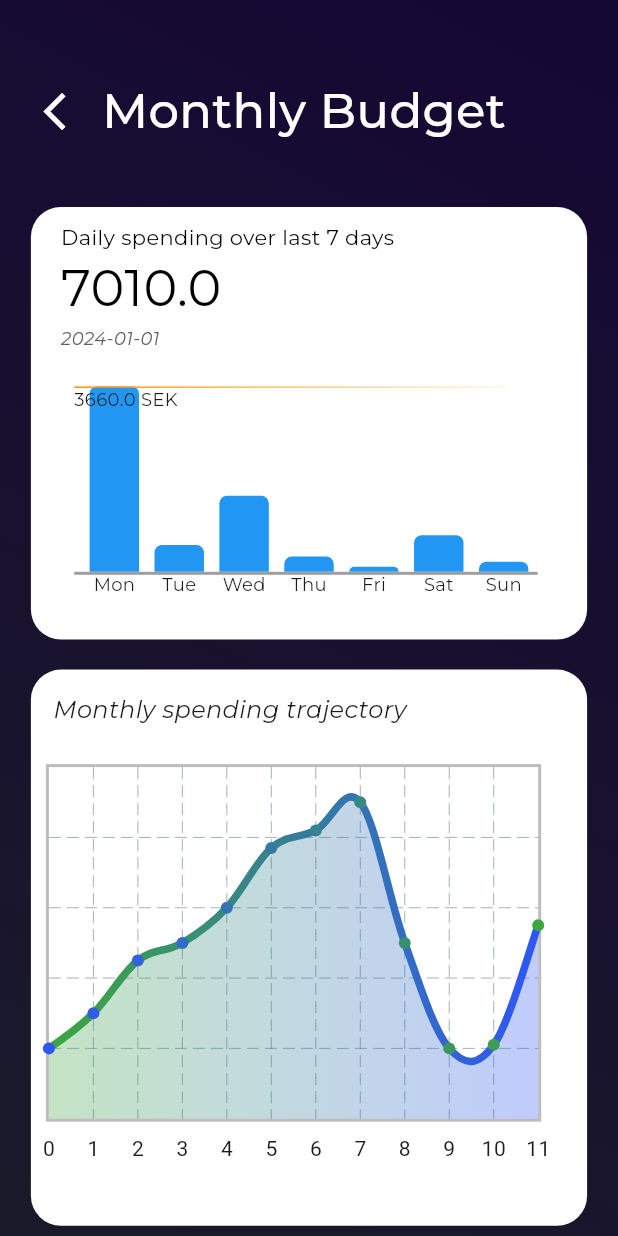
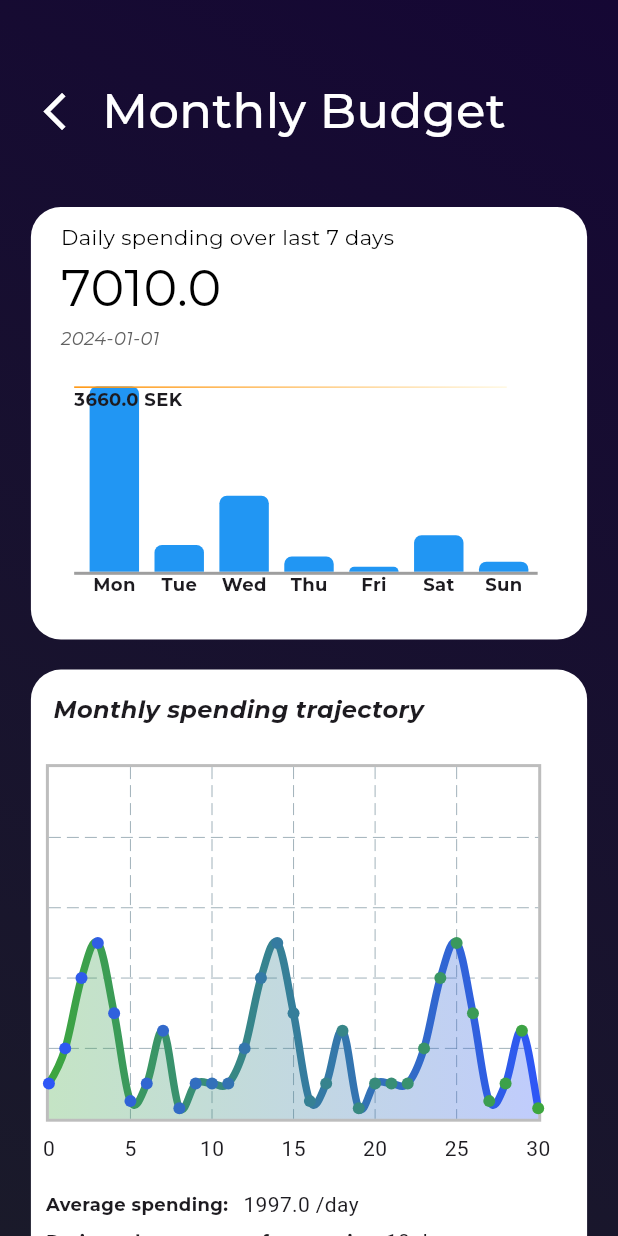
Before and after one commit to xMadKing/smartspend, a Flutter app: the MonthlyBudgetPage screen opened directly, on a phone screen of 412 x 824 dp. Run offline on Flutter 3.47's test engine with Material 3 defaults, Android fonts, the phone set to English and light mode, and no system bars; drawn by our look-alikes of fl_chart; our stand-ins replace pie_chart; missing offline and left inert: encrypt; project files that could hold a hidden picture were left out.

```diff
--- a/lib/pages/homepage.dart
+++ b/lib/pages/homepage.dart
@@ -206,24 +206,28 @@ class _HomePageState extends State<HomePage>{
                           color: Colors.green,
                           bgColor: Colors.white,
                           number: 4000,
+                          limit: 3500,
                         ),
                         CategoryWidget(
                           name: "Entertainment",
                           color: Colors.orange,
                           bgColor: Colors.white,
                           number: 2400,
+                          limit: 3000,
                         ),
                         CategoryWidget(
                           name: "Transportation",
                           color: Colors.blue,
                           bgColor: Colors.white,
                           number: 3344,
+                          limit: 3000,
                         ),
                         CategoryWidget(
                           name: "Medical",
                           color: Colors.green,
                           bgColor: Colors.white,
                           number: 599,
+                          limit: 1000,
                         )
                       ],
                     ),
--- a/lib/pages/monthlybudgetpage.dart
+++ b/lib/pages/monthlybudgetpage.dart
@@ -83,15 +83,37 @@ class MonthlyBudgetPage extends StatelessWidget{
                   children: [
                     TrajectoryData(
                        data: [
-                          FlSpot(0, 1),
-                          FlSpot(1, 3),
-                          FlSpot(2, 10),
-                          FlSpot(3, 7),
-                          FlSpot(4, 12),
-                          FlSpot(5, 13),
-                          FlSpot(6, 17),
-                          FlSpot(7, 15),
-                          FlSpot(8, 20),
+                          FlSpot(0, 1000),
+                          FlSpot(1, 2000),
+                          FlSpot(2, 4000),
+                          FlSpot(3, 5000),
+                          FlSpot(4, 3000),
+                          FlSpot(5, 500),
+                          FlSpot(6, 1000),
+                          FlSpot(7, 2500),
+                          FlSpot(8, 300),
+                          FlSpot(9, 1000),
+                          FlSpot(10, 1000),
+                          FlSpot(11, 1000),
+                          FlSpot(12, 2000),
+                          FlSpot(13, 4000),
+                          FlSpot(14, 5000),
+                          FlSpot(15, 3000),
+                          FlSpot(16, 500),
+                          FlSpot(17, 1000),
+                          FlSpot(18, 2500),
+                          FlSpot(19, 300),
+                          FlSpot(20, 1000),
+                          FlSpot(21, 1000),
+                          FlSpot(22, 1000),
+                          FlSpot(23, 2000),
+                          FlSpot(24, 4000),
+                          FlSpot(25, 5000),
+                          FlSpot(26, 3000),
+                          FlSpot(27, 500),
+                          FlSpot(28, 1000),
+                          FlSpot(29, 2500),
+                          FlSpot(30, 300),
                         ],
                     ),
                   ],
@@ -101,7 +123,6 @@ class MonthlyBudgetPage extends StatelessWidget{
           )
         ],
       ),
-
     );
   }
 }
--- a/lib/pages/passpage.dart
+++ b/lib/pages/passpage.dart
@@ -46,6 +46,10 @@ class _PassPageState extends State<PassPage>{
               Container(
                 child: Align(
                   alignment: Alignment(-0.9,-0.9),
+                  child: TextButton(
+                    onPressed: () {
+                      Navigator.pop(context);
+                    },
                     child: Text(
                       "BACK",
                       style: TextStyle(
@@ -55,6 +59,7 @@ class _PassPageState extends State<PassPage>{
                           fontFamily: "Montserrat"
                       ),
                     ),
+                  )
                 ),
               ),
               Container(
--- a/lib/widgets/bargraph.dart
+++ b/lib/widgets/bargraph.dart
@@ -54,6 +54,7 @@ class BarChart extends StatelessWidget{
                         child: Text(keys[0].substring(0, 3),
                           style: TextStyle(
                             fontFamily: 'Montserrat',
+                            fontWeight: FontWeight.w700,
                             fontSize: 12,
                           ),
                         ),
@@ -77,6 +78,7 @@ class BarChart extends StatelessWidget{
                         child: Text(keys[1].substring(0, 3),
                           style: TextStyle(
                             fontFamily: 'Montserrat',
+                            fontWeight: FontWeight.w700,
                             fontSize: 12,
                           ),
                         ),
@@ -100,6 +102,7 @@ class BarChart extends StatelessWidget{
                         child: Text(keys[2].substring(0, 3),
                           style: TextStyle(
                             fontFamily: 'Montserrat',
+                            fontWeight: FontWeight.w700,
                             fontSize: 12,
                           ),
                         ),
@@ -123,6 +126,7 @@ class BarChart extends StatelessWidget{
                         child: Text(keys[3].substring(0, 3),
                           style: TextStyle(
                             fontFamily: 'Montserrat',
+                            fontWeight: FontWeight.w700,
                             fontSize: 12,
                           ),
                         ),
@@ -146,6 +150,7 @@ class BarChart extends StatelessWidget{
                         child: Text(keys[4].substring(0, 3),
                           style: TextStyle(
                             fontFamily: 'Montserrat',
+                            fontWeight: FontWeight.w700,
                             fontSize: 12,
                           ),
                         ),
@@ -170,6 +175,7 @@ class BarChart extends StatelessWidget{
                           keys[5].substring(0, 3),
                           style: TextStyle(
                             fontFamily: 'Montserrat',
+                            fontWeight: FontWeight.w700,
                             fontSize: 12,
                           ),
                         ),
@@ -194,6 +200,7 @@ class BarChart extends StatelessWidget{
                           keys[6].substring(0, 3),
                           style: TextStyle(
                             fontFamily: 'Montserrat',
+                            fontWeight: FontWeight.w700,
                             fontSize: 12,
                           ),
                         ),
@@ -235,6 +242,7 @@ class BarChart extends StatelessWidget{
                   style: TextStyle(
                     fontFamily: "Montserrat",
                     fontSize: 12,
+                    fontWeight: FontWeight.w700
                   ),
                 ),
               )
--- a/lib/widgets/trajectorywidget.dart
+++ b/lib/widgets/trajectorywidget.dart
@@ -12,17 +12,28 @@ class TrajectoryData extends StatefulWidget {
 
 class _TrajectoryData extends State<TrajectoryData> {
 
+  double getAvgSpending(){
+    double sum = 0;
+    widget.data.forEach((element) {
+      sum += element.y;
+    });
+    double res = sum / widget.data.length;
+    return res.roundToDouble();
+  }
+
   @override
   Widget build(BuildContext context){
+    double avgspending = getAvgSpending();
     return Container(
       width: MediaQuery.of(context).size.width * 0.9,
-      height: MediaQuery.of(context).size.width * 0.9,
+      height: MediaQuery.of(context).size.width * 1.05,
       decoration: BoxDecoration(
         color: Colors.white,
         borderRadius: BorderRadius.circular(20),
       ),
       child: SingleChildScrollView(
         child: Column(
+          crossAxisAlignment: CrossAxisAlignment.start,
           children: [
             Row(
               mainAxisAlignment: MainAxisAlignment.start,
@@ -35,6 +46,7 @@ class _TrajectoryData extends State<TrajectoryData> {
                       fontSize: 16,
                       fontFamily: "Montserrat",
                       fontStyle: FontStyle.italic,
+                      fontWeight: FontWeight.w700
                     ),
                   ),
                 ),
@@ -67,7 +79,7 @@ class _TrajectoryData extends State<TrajectoryData> {
                         ),
                       ),
                       minX: 0,
-                      maxX: 11,
+                      maxX: 30,
                       minY: 0,
                       maxY: 10000,
                       gridData: FlGridData(
@@ -83,20 +95,7 @@ class _TrajectoryData extends State<TrajectoryData> {
                       ),
                       lineBarsData: [
                         LineChartBarData(
-                          spots: [
-                            FlSpot(0, 2000),
-                            FlSpot(1, 3000),
-                            FlSpot(2, 4500),
-                            FlSpot(3, 5000),
-                            FlSpot(4, 6000),
-                            FlSpot(5, 7700),
-                            FlSpot(6, 8200),
-                            FlSpot(7, 9000),
-                            FlSpot(8, 5000),
-                            FlSpot(9, 2000),
-                            FlSpot(10, 2100),
-                            FlSpot(11, 5500),
-                          ],
+                          spots: widget.data,
                           isCurved: true,
                           gradient: LinearGradient(
                             begin: Alignment.centerRight,
@@ -124,6 +123,40 @@ class _TrajectoryData extends State<TrajectoryData> {
                   ),
                 ),
               ],
+            ),
+            Container(
+              margin: EdgeInsets.only(left: 10, top: 5),
+              child: Row(
+                children: [
+                  Text(
+                      "Average spending:",
+                      style: TextStyle(
+                          fontFamily: "Montserrat",
+                          fontSize: 12,
+                          fontWeight: FontWeight.w700
+                      ),
+                  ),
+                  SizedBox(width: 10),
+                  Text("$avgspending /day"),
+                ],
+              )
+            ),
+            Container(
+              margin: EdgeInsets.only(left: 10, top: 5),
+              child: Row(
+                children: [
+                  Text(
+                    "Projected to run out of money in:",
+                    style: TextStyle(
+                      fontFamily: "Montserrat",
+                      fontSize: 12,
+                      fontWeight: FontWeight.w700
+                    ),
+                  ),
+                  SizedBox(width: 10),
+                  Text("10 days")
+                ],
+              )
             )
           ],
         ),
--- a/pubspec.yaml
+++ b/pubspec.yaml
@@ -85,7 +85,10 @@ flutter:
   fonts:
       - family: Montserrat
         fonts:
-         - asset: assets/fonts/Montserrat.ttf
+          - asset: assets/fonts/Montserrat-Regular.ttf
+            weight: 200
+          - asset: assets/fonts/Montserrat_bold.ttf
+            weight: 600
   #       - asset: fonts/Schyler-Italic.ttf
   #         style: italic
   #   - family: Trajan Pro
```
Also changed, not shown: lib/pages/onboardingpage.dart (+17 -1 lines), lib/pages/registerpage.dart (added, +241 -0 lines), lib/widgets/categorywidget.dart (+11 -2 lines), assets/fonts/Montserrat-Regular.ttf (added), assets/fonts/Montserrat_bold.ttf (renamed from assets/fonts/Montserrat.ttf). Lines whose indentation alone changed are shown as unchanged.
